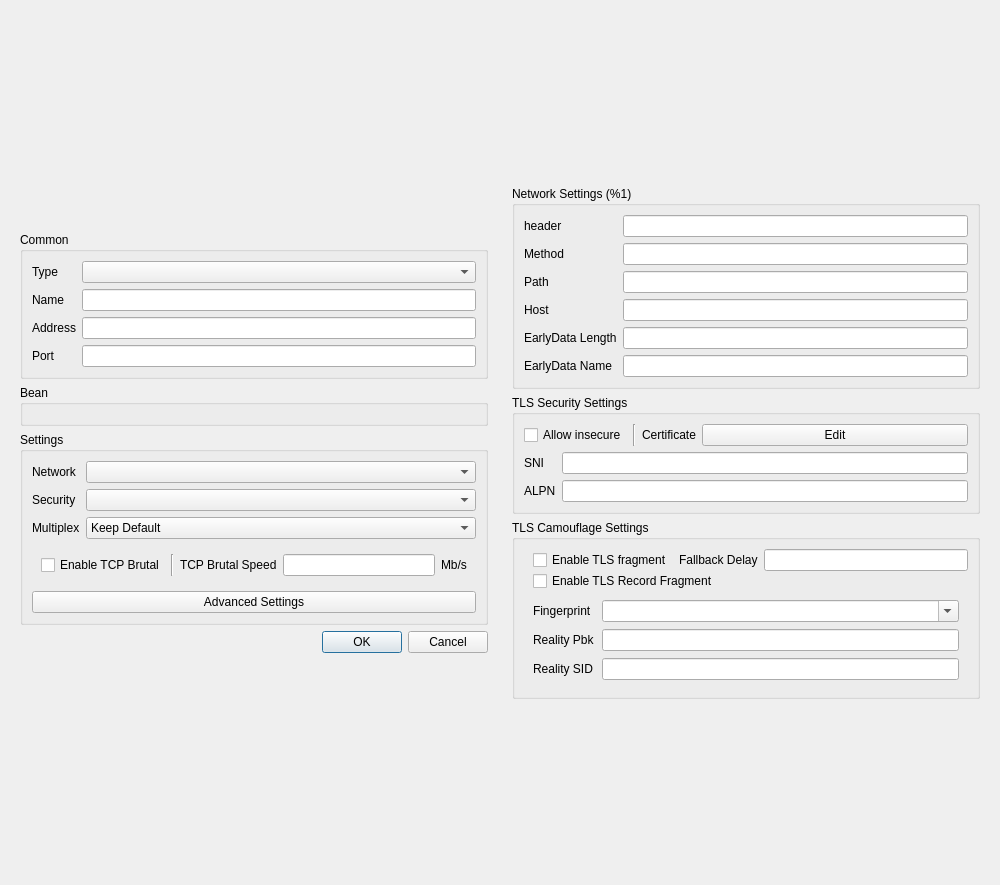
Qt form include/ui/profile/dialog_edit_profile.ui (shengmo0210/Throne) before a commit.
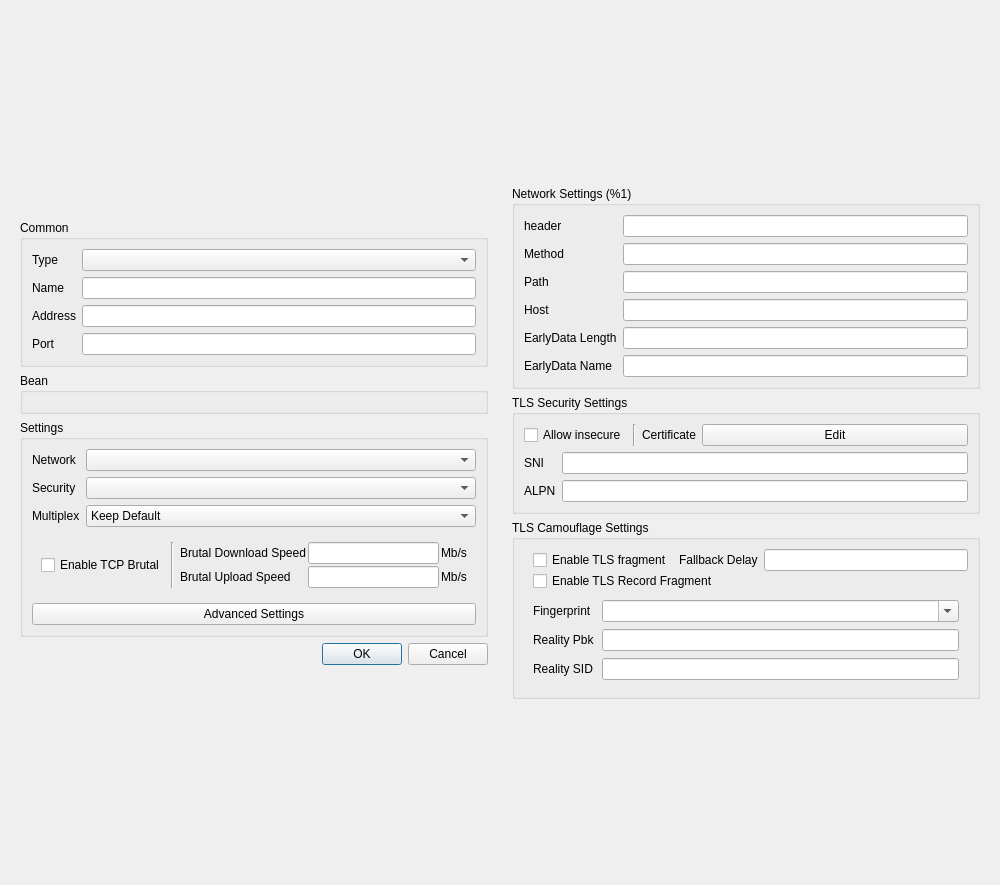
The same form after that commit. Custom widgets are drawn as their Qt base class.

Patch:
```diff
--- a/include/ui/profile/dialog_edit_profile.ui
+++ b/include/ui/profile/dialog_edit_profile.ui
@@ -272,23 +272,61 @@
              </widget>
             </item>
             <item>
+             <widget class="QWidget" name="widget" native="true">
+              <layout class="QGridLayout" name="gridLayout_3">
+               <property name="leftMargin">
+                <number>0</number>
+               </property>
+               <property name="topMargin">
+                <number>0</number>
+               </property>
+               <property name="rightMargin">
+                <number>0</number>
+               </property>
+               <property name="bottomMargin">
+                <number>0</number>
+               </property>
+               <property name="spacing">
+                <number>2</number>
+               </property>
+               <item row="0" column="0">
              <widget class="QLabel" name="brutal_speed_l">
               <property name="toolTip">
                <string>&lt;html&gt;&lt;head/&gt;&lt;body&gt;&lt;p&gt;Server to Client TCP Brutal Speed&lt;/p&gt;&lt;/body&gt;&lt;/html&gt;</string>
               </property>
               <property name="text">
-               <string>TCP Brutal Speed</string>
+                  <string>Brutal Download Speed</string>
               </property>
              </widget>
             </item>
-            <item>
-             <widget class="QLineEdit" name="brutal_speed"/>
-            </item>
-            <item>
+               <item row="0" column="2">
              <widget class="QLabel" name="brutal_speed_u">
               <property name="text">
                <string>Mb/s</string>
               </property>
+                </widget>
+               </item>
+               <item row="0" column="1">
+                <widget class="QLineEdit" name="brutal_d_speed"/>
+               </item>
+               <item row="1" column="0">
+                <widget class="QLabel" name="label_4">
+                 <property name="text">
+                  <string>Brutal Upload Speed</string>
+                 </property>
+                </widget>
+               </item>
+               <item row="1" column="1">
+                <widget class="QLineEdit" name="brutal_u_speed"/>
+               </item>
+               <item row="1" column="2">
+                <widget class="QLabel" name="label_7">
+                 <property name="text">
+                  <string>Mb/s</string>
+                 </property>
+                </widget>
+               </item>
+              </layout>
              </widget>
             </item>
            </layout>
```
Lines whose indentation alone changed are shown as unchanged.
